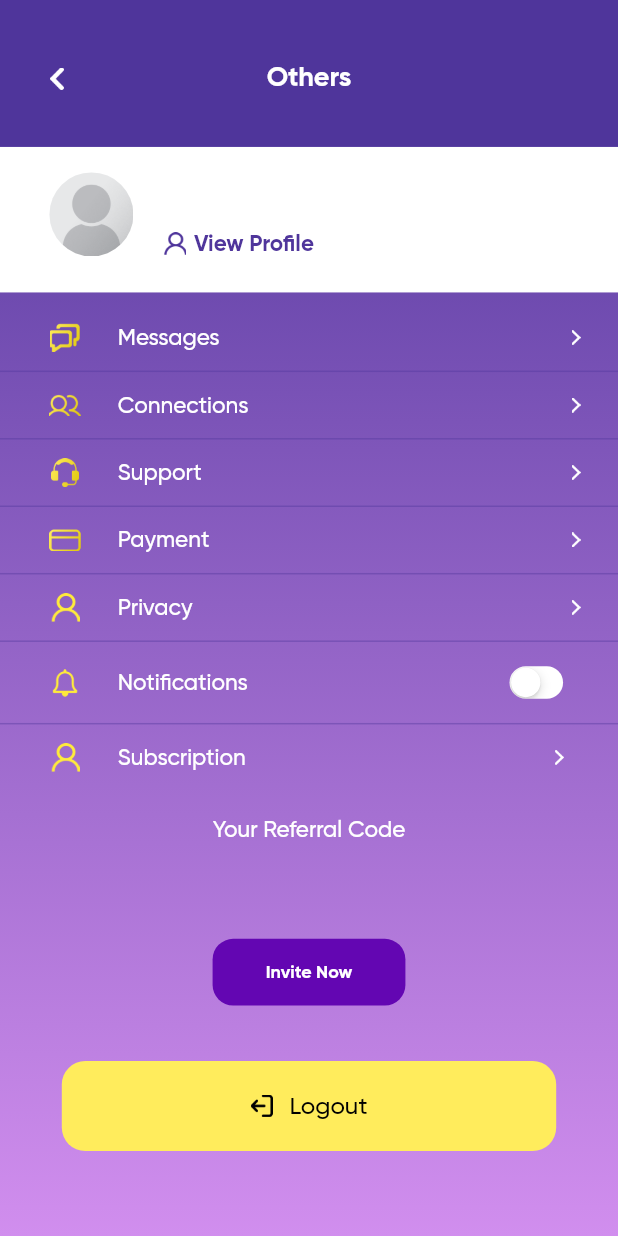
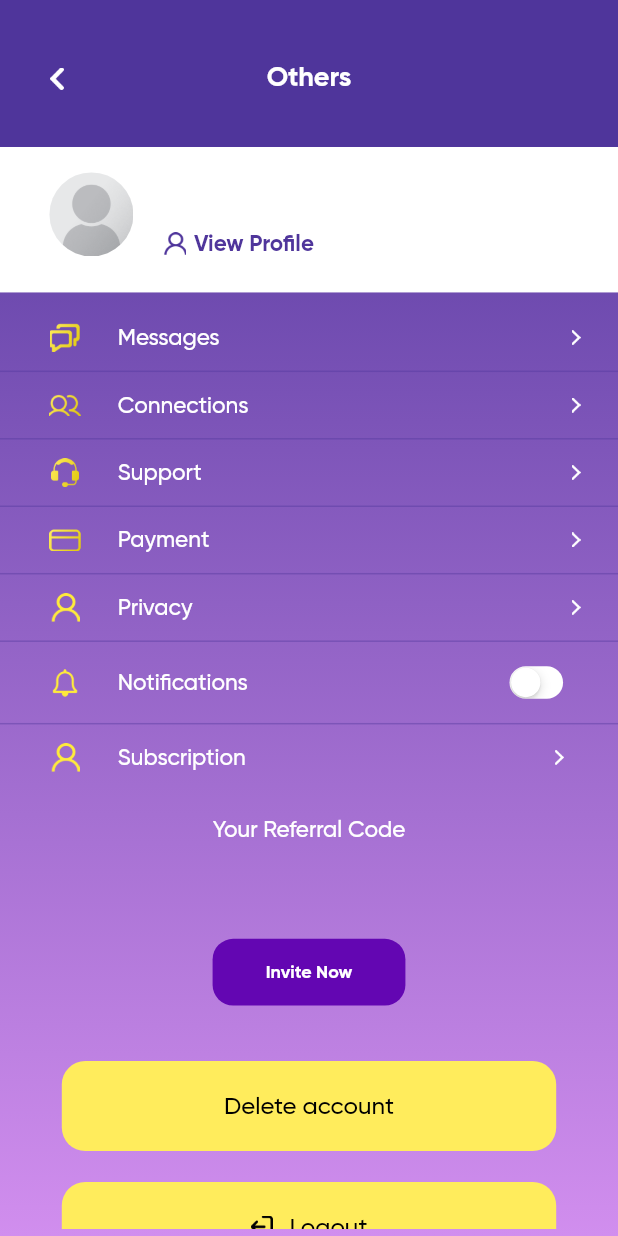
Before and after one commit to RupeshBrainbinary/rainboww, a Flutter app: the SettingsScreen screen opened directly, on a phone screen of 412 x 824 dp. Run offline on Flutter 3.47's test engine with Material 2 defaults, Android fonts, the phone set to English and light mode, and no system bars; our stand-ins replace cached_network_image, camera, carousel_indicator, charts_flutter, cloud_firestore, country_picker and 30 more; missing offline and left inert: cropperx, flutter_decorated_text, flutter_facebook_auth, flutter_google_places, flutter_share, google_api_headers and 5 more; accounts and stored records are empty; network calls fail.

Commit message:
change j

```diff
--- a/lib/screens/Home/settings/settings_screen.dart
+++ b/lib/screens/Home/settings/settings_screen.dart
@@ -568,6 +568,26 @@ class SettingsScreen extends StatelessWidget {
         GestureDetector(
           onTap: () async {
             //controller.logOutDetails();
+            deletePopup(context: context);
+          },
+          child: Container(
+            alignment: Alignment.center,
+            height: 60,
+            width: Get.width * 0.8,
+            decoration: BoxDecoration(
+                borderRadius: BorderRadius.circular(15.67),
+                color: ColorRes.colorFFEC5C),
+            child: Text(Strings.deleteAccount,
+                style: gilroyMediumTextStyle(
+                    color: Colors.black, fontSize: 16)),
+          ),
+        ),
+        SizedBox(
+          height: Get.height * 0.025,
+        ),
+        GestureDetector(
+          onTap: () async {
+            //controller.logOutDetails();
             logoutPopup(context: context);
           },
           child: Container(
--- a/lib/screens/Message/message_controller.dart
+++ b/lib/screens/Message/message_controller.dart
@@ -185,6 +185,7 @@ class MessageController extends GetxController {
       }
     });
   }
+
 
   File? image;
   String imageName = "";
--- a/lib/screens/Message/message_screen.dart
+++ b/lib/screens/Message/message_screen.dart
@@ -173,7 +173,7 @@ class MessageScreen extends StatelessWidget {
                                   stream: FirebaseFirestore.instance
                                       .collection('chats')
                                       .where("uidList",
-                                          arrayContains: controller.userUid)
+                                      arrayContains: controller.userUid)
                                       .snapshots(),
                                   builder: (context, snapshot) {
                                     if (snapshot.data == null ||
--- a/lib/utils/strings.dart
+++ b/lib/utils/strings.dart
@@ -278,6 +278,7 @@ class Strings {
   static const yourReferralCode = "Your Referral Code";
   static const inviteNow = "Invite Now";
   static const logout = "Logout";
+  static const deleteAccount = "Delete account";
   static const connectionRequest = "Connection Request";
   static const suggestedConnection = "Suggested Connection";
   static const addCard = "Add Card";
```
Also changed, not shown: lib/common/Widget/log_out_pop_up.dart (+88 -0 lines), lib/screens/advertisement/ad_dashboard/ad_dashboard.dart (+17 -0 lines), 1 other file. Lines whose indentation alone changed are shown as unchanged.
